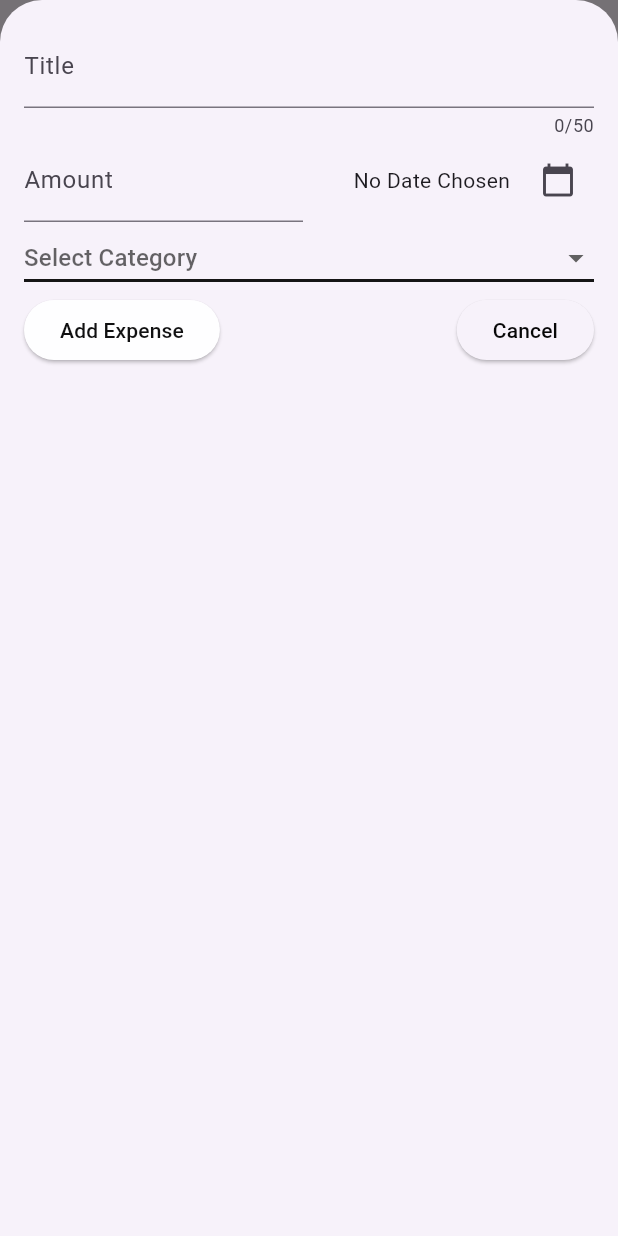
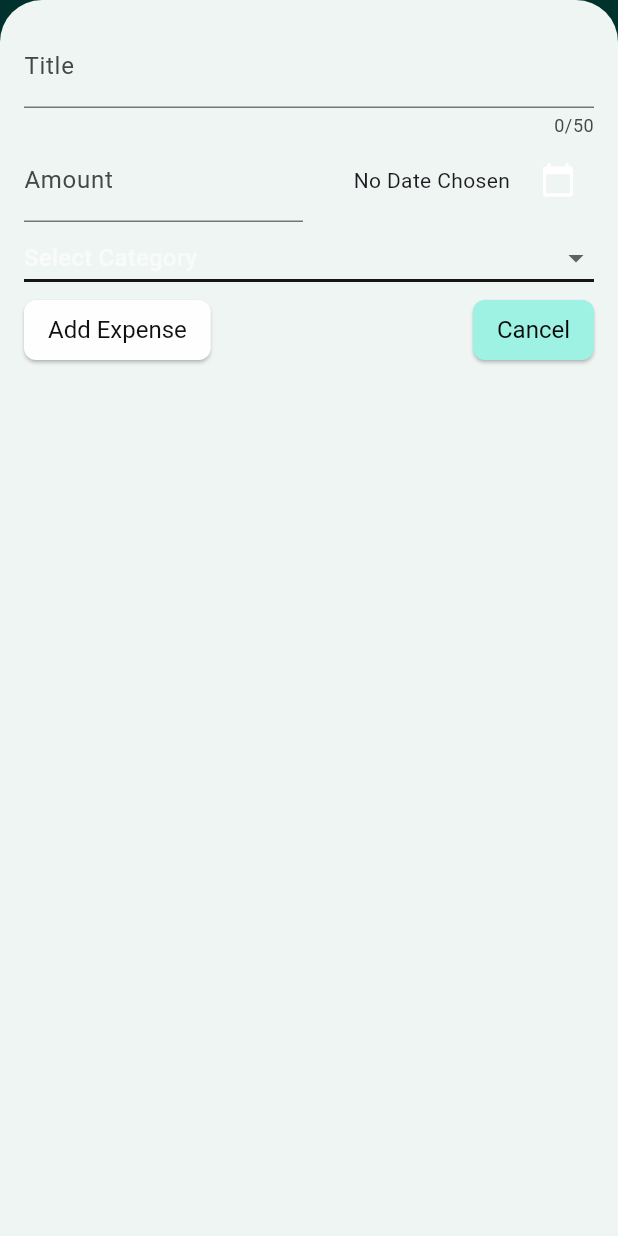
Before and after one commit to kurohige/FlutterLearningProjects, a Flutter app: the screen it shows after launch, after a tap on the "add" icon, on a phone screen of 412 x 824 dp. Run offline on Flutter 3.47's test engine with Material 3 defaults, Android fonts, the phone set to English and light mode, and no system bars; our stand-ins replace google_fonts.

Commit message:
changes to theme

```diff
--- a/expense_tracker/lib/main.dart
+++ b/expense_tracker/lib/main.dart
@@ -1,10 +1,73 @@
 import 'package:expense_tracker/widgets/expenses.dart';
 import 'package:flutter/material.dart';
+
+var kColorScheme =
+    ColorScheme.fromSeed(seedColor: const Color.fromARGB(255, 104, 253, 233));
+final kDarkColorScheme =
+    ColorScheme.fromSeed(seedColor: const Color.fromARGB(255, 12, 55, 49));
 
 void main() {
   runApp(
     MaterialApp(
-      theme: ThemeData(useMaterial3: true),
+      darkTheme: ThemeData.dark().copyWith(
+        colorScheme: kDarkColorScheme,
+        appBarTheme: const AppBarTheme().copyWith(
+          backgroundColor: kDarkColorScheme.primary,
+          foregroundColor: kDarkColorScheme.onPrimary,
+        ),
+        cardTheme: const CardTheme().copyWith(
+          color: kDarkColorScheme.secondaryContainer,
+          margin: const EdgeInsets.symmetric(horizontal: 16, vertical: 8),
+        ),
+        elevatedButtonTheme: ElevatedButtonThemeData(
+          style: ElevatedButton.styleFrom(
+            foregroundColor: kDarkColorScheme.primary,
+            backgroundColor: kDarkColorScheme.primaryContainer,
+            textStyle: const TextStyle(fontSize: 16),
+            padding: const EdgeInsets.symmetric(horizontal: 16, vertical: 8),
+            shape: RoundedRectangleBorder(
+              borderRadius: BorderRadius.circular(8),
+            ),
+          ),
+        ),
+        textTheme: ThemeData().textTheme.copyWith(
+              titleLarge: TextStyle(
+                fontSize: 20,
+                fontWeight: FontWeight.bold,
+                color: kColorScheme.onSecondaryContainer,
+              ),
+            ),
+      ),
+      theme: ThemeData().copyWith(
+        colorScheme: kColorScheme,
+        appBarTheme: const AppBarTheme().copyWith(
+          backgroundColor: kColorScheme.primary,
+          foregroundColor: kColorScheme.onPrimary,
+        ),
+        cardTheme: const CardTheme().copyWith(
+          color: kColorScheme.secondaryContainer,
+          margin: const EdgeInsets.symmetric(horizontal: 16, vertical: 8),
+        ),
+        elevatedButtonTheme: ElevatedButtonThemeData(
+          style: ElevatedButton.styleFrom(
+            foregroundColor: kColorScheme.primary,
+            backgroundColor: kColorScheme.onPrimary,
+            textStyle: const TextStyle(fontSize: 16),
+            padding: const EdgeInsets.symmetric(horizontal: 16, vertical: 8),
+            shape: RoundedRectangleBorder(
+              borderRadius: BorderRadius.circular(8),
+            ),
+          ),
+        ),
+        textTheme: ThemeData().textTheme.copyWith(
+              titleLarge: TextStyle(
+                fontSize: 20,
+                fontWeight: FontWeight.bold,
+                color: kColorScheme.onSecondaryContainer,
+              ),
+            ),
+      ),
+      themeMode: ThemeMode.dark,
       home: const Expenses(),
     ),
   );
--- a/expense_tracker/lib/widgets/expenses_list/expense_item.dart
+++ b/expense_tracker/lib/widgets/expenses_list/expense_item.dart
@@ -15,7 +15,11 @@ class ExpenseItem extends StatelessWidget {
       ),
       child: Card(
         child: ListTile(
-          title: Text(expense.title),
+          title: Text(
+            expense.title,
+            textAlign: TextAlign.center,
+            style: Theme.of(context).textTheme.titleLarge,
+          ),
           subtitle: Row(
             children: [
               Text('\$${expense.amount.toStringAsFixed(2)}'),
--- a/expense_tracker/lib/widgets/expenses_list/expenses_list.dart
+++ b/expense_tracker/lib/widgets/expenses_list/expenses_list.dart
@@ -20,6 +20,10 @@ class ExpensesList extends StatelessWidget {
         // for dismissible to work, we need to provide a key that is related to
         // the item that is being dismissed
         key: ValueKey(expenses[index]),
+        background: Container(
+          color: Theme.of(context).colorScheme.error.withOpacity(0.75),
+          margin: Theme.of(context).cardTheme.margin,
+        ),
         onDismissed: (_) => removeExpense(expenses[index]), // remove the item
         child: ExpenseItem(
           expense: expenses[index],
```
